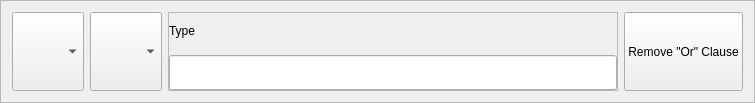
This is ui/SearchOrClauseFrame.ui in CS-4820-Library-Project/COUNTER-5-Report-Tool-2020-5.0 as Qt 5 draws it before an edit. The edited form follows.
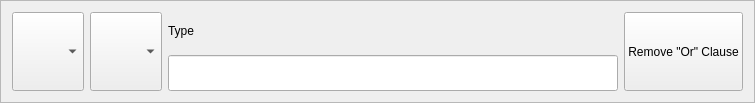
This is the edited form.

The edit to the form file:
```diff
--- a/ui/SearchOrClauseFrame.ui
+++ b/ui/SearchOrClauseFrame.ui
@@ -28,12 +28,6 @@
   <layout class="QGridLayout" name="gridLayout">
    <item row="0" column="2">
     <widget class="QFrame" name="frame">
-     <property name="frameShape">
-      <enum>QFrame::StyledPanel</enum>
-     </property>
-     <property name="frameShadow">
-      <enum>QFrame::Raised</enum>
-     </property>
      <layout class="QVBoxLayout" name="verticalLayout">
       <property name="leftMargin">
        <number>0</number>
```
